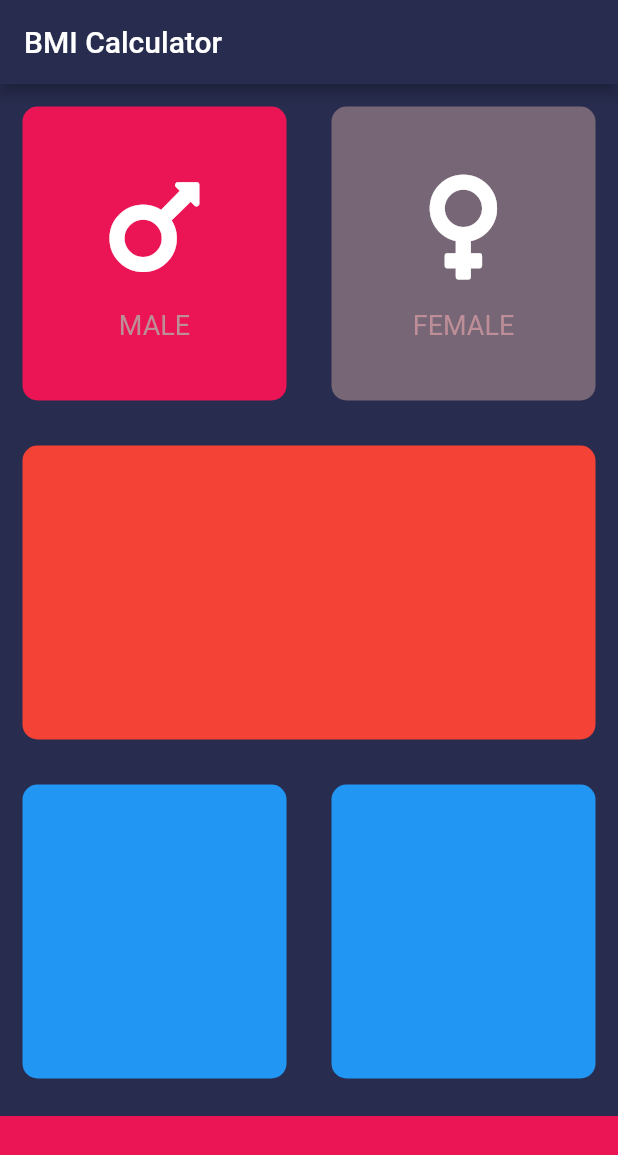
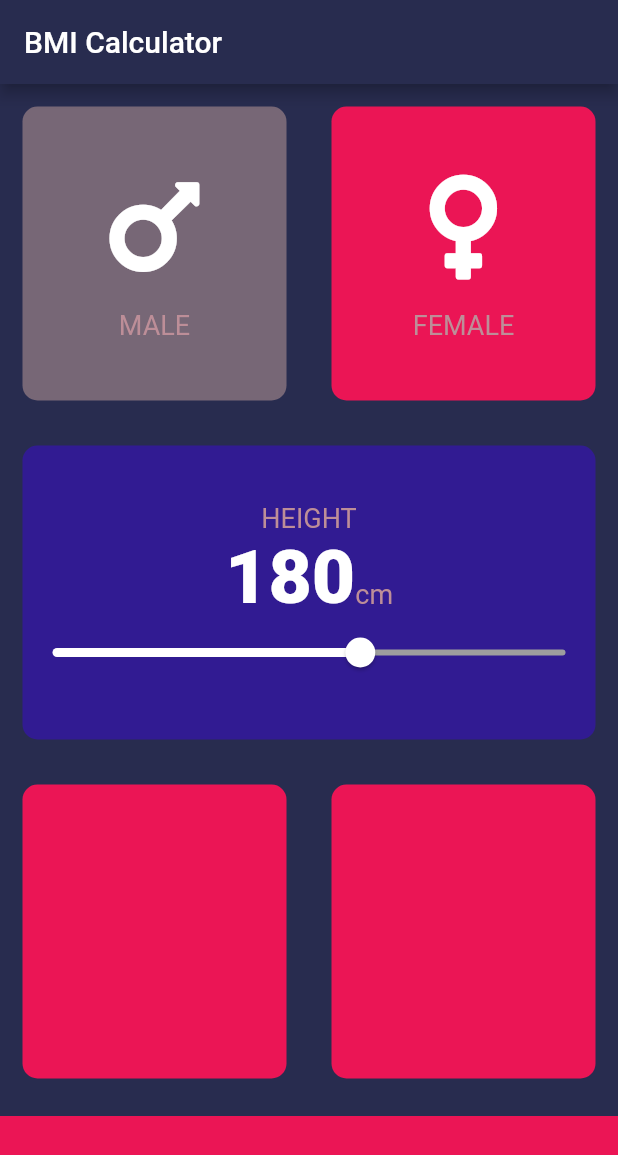
Before and after one commit to sanket9918/BMI-app, a Flutter app: the screen it shows after launch, after a tap on "FEMALE", on a phone screen of 412 x 824 dp. Shown: the top 1155 px of the screen. Run offline on Flutter 3.47's test engine with Material 2 defaults, Android fonts, the phone set to English and light mode, and no system bars; our stand-ins replace font_awesome_flutter.

Commit message:
Slider data

```diff
--- /dev/null
+++ b/lib/constants.dart
@@ -0,0 +1,14 @@
+import 'package:flutter/material.dart';
+
+
+
+const kbottomContainerHeight = 80.0;
+const kinactiveCardColour = Color(0XFF776776);
+const kactiveCardColor = Color(0xFFEB1555);
+const klabelTextStyle  = TextStyle(
+  fontSize: 18.0,
+  color: Color(0xFFBD8E98)
+);
+
+const knumberTextStyle = TextStyle(
+                                fontSize: 50.0, fontWeight: FontWeight.w900);
--- a/lib/icon_content.dart
+++ b/lib/icon_content.dart
@@ -1,9 +1,5 @@
 import 'package:flutter/material.dart';
-
-const labelTextStyle  = TextStyle(
-  fontSize: 18.0,
-  color: Color(0xFFBD8E98)
-);
+import 'constants.dart';
 
 class IconContent extends StatelessWidget {
   final IconData icon;
@@ -25,7 +21,7 @@ class IconContent extends StatelessWidget {
         ),
         Text(
           label,
-          style: labelTextStyle,
+          style: klabelTextStyle,
         )
       ],
     );
--- a/lib/input_page.dart
+++ b/lib/input_page.dart
@@ -2,10 +2,9 @@ import 'package:flutter/material.dart';
 import 'package:font_awesome_flutter/font_awesome_flutter.dart';
 import 'icon_content.dart';
 import 'reusable_card.dart';
+import 'constants.dart';
 
-const bottomContainerHeight = 80.0;
-const inactiveCardColour = Color(0xFFEB1555);
-const activeCardColor = Color(0XFF776776);
+enum Gender { male, female }
 
 class InputPage extends StatefulWidget {
   @override
@@ -13,36 +12,18 @@ class InputPage extends StatefulWidget {
 }
 
 class _InputPageState extends State<InputPage> {
-  Color maleCardColour = inactiveCardColour;
-  Color femaleCardColour = inactiveCardColour;
-
-  void updateColour(int gender) {
-    if (gender == 1) {
-      if (maleCardColour == inactiveCardColour) {
-        maleCardColour = activeCardColor;
-        femaleCardColour = inactiveCardColour;
-      } else {
-        maleCardColour = inactiveCardColour;
-      }
-    }
-
-    if (gender == 2) {
-      if (femaleCardColour == inactiveCardColour) {
-        femaleCardColour = activeCardColor;
-        maleCardColour = inactiveCardColour;
-      } else {
-        femaleCardColour = inactiveCardColour;
-      }
-    }
-  }
-
+  Gender gender;
+  int height = 180;
   @override
   Widget build(BuildContext context) {
     return Scaffold(
         appBar: AppBar(
           title: Text('BMI Calculator'),
         ),
-        body: Column(children: <Widget>[
+        body: Column(
+            mainAxisAlignment: MainAxisAlignment.center,
+            crossAxisAlignment: CrossAxisAlignment.stretch,
+            children: <Widget>[
               Expanded(
                 child: Row(
                   children: <Widget>[
@@ -50,11 +31,13 @@ class _InputPageState extends State<InputPage> {
                       child: GestureDetector(
                         onTap: () {
                           setState(() {
-                        updateColour(1);
+                            gender = Gender.male;
                           });
                         }, //This is widget to get the gestures
                         child: ReusableCard(
-                      colour: maleCardColour,
+                          colour: gender == Gender.male
+                              ? kactiveCardColor
+                              : kinactiveCardColour,
                           cardChild: IconContent(
                             icon: FontAwesomeIcons.mars,
                             label: 'MALE',
@@ -64,11 +47,15 @@ class _InputPageState extends State<InputPage> {
                     ),
                     Expanded(
                         child: GestureDetector(
-                  onTap: (){setState(() {
-                    updateColour(2);
-                  });},
+                      onTap: () {
+                        setState(() {
+                          gender = Gender.female;
+                        });
+                      },
                       child: ReusableCard(
-                    colour: femaleCardColour,
+                        colour: gender == Gender.female
+                            ? kactiveCardColor
+                            : kinactiveCardColour,
                         cardChild: IconContent(
                             icon: FontAwesomeIcons.venus, label: 'FEMALE'),
                       ),
@@ -78,17 +65,55 @@ class _InputPageState extends State<InputPage> {
               ),
               Expanded(
                 child: ReusableCard(
-              colour: Colors.red,
+                  colour: Colors.deepPurple.shade900,
+                  cardChild: Column(
+                    mainAxisAlignment: MainAxisAlignment.center,
+                    children: <Widget>[
+                      Text(
+                        'HEIGHT',
+                        style: klabelTextStyle,
+                      ),
+                      Row(
+                        mainAxisAlignment: MainAxisAlignment.center,
+                        crossAxisAlignment: CrossAxisAlignment.baseline,
+                        textBaseline: TextBaseline.alphabetic,
+                        children: <Widget>[
+                          Text(height.toString(), style: knumberTextStyle),
+                          Text(
+                            'cm',
+                            style: klabelTextStyle,
+                          )
+                        ],
+                      ),
+                      SliderTheme(
+                        data: SliderTheme.of(context).copyWith(
+                          thumbShape: RoundSliderThumbShape(enabledThumbRadius: 10.0),
+                          overlayShape: RoundSliderOverlayShape(overlayRadius:20.0)
+                        ),
+                                        child: Slider(
+                            value: height.toDouble(),
+                            min: 120.0,
+                            max: 220.0,
+                            activeColor: Colors.white,
+                            inactiveColor: Colors.grey,
+                            onChanged: (double newVal){
+                              setState(() {
+                                height= newVal.round();
+                              });
+                            }),
+                      )
+                    ],
+                  ),
                 ),
               ),
               Expanded(
                 child: Row(
                   children: <Widget>[
                     Expanded(
-                  child: ReusableCard(colour: Colors.blue),
+                      child: ReusableCard(colour: kactiveCardColor),
                     ),
                     Expanded(
-                  child: ReusableCard(colour: Colors.blue),
+                      child: ReusableCard(colour: kactiveCardColor),
                     )
                   ],
                 ),
@@ -97,7 +122,7 @@ class _InputPageState extends State<InputPage> {
                 color: Color(0xFFEB1555),
                 margin: EdgeInsets.only(top: 10.0),
                 width: double.infinity,
-            height: bottomContainerHeight,
+                height: kbottomContainerHeight,
               )
             ]));
   }
--- a/lib/reusable_card.dart
+++ b/lib/reusable_card.dart
@@ -1,15 +1,20 @@
 import 'package:flutter/material.dart';
 
 class ReusableCard extends StatelessWidget {
+
+
   ReusableCard({@required this.colour, this.cardChild});
   final Color colour;
   final Widget cardChild;
+
   @override
   Widget build(BuildContext context) {
-    return Container(
-        child: cardChild,
-        margin: EdgeInsets.all(15.0),
-        decoration: BoxDecoration(
-            color: colour, borderRadius: BorderRadius.circular(10.0)));
+    return GestureDetector(
+          child: Container(
+          child: cardChild,
+          margin: EdgeInsets.all(15.0),
+          decoration: BoxDecoration(
+              color: colour, borderRadius: BorderRadius.circular(10.0))),
+    );
   }
 }
```
Lines whose indentation alone changed are shown as unchanged.
